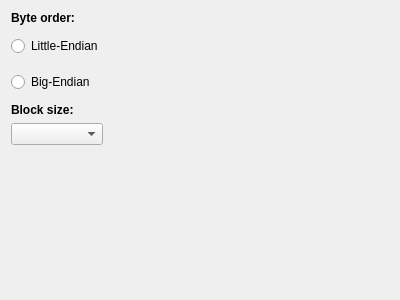
Old version of the form controls/setup/parts/setuptabimage.ui in the repository riuson/lcd-image-converter.
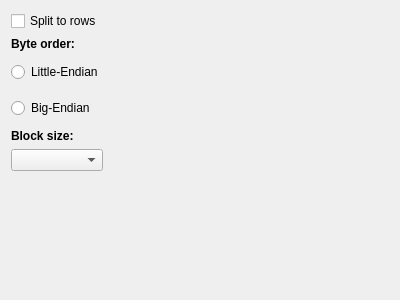
New version of the form.

Patch:
```diff
--- a/controls/setup/parts/setuptabimage.ui
+++ b/controls/setup/parts/setuptabimage.ui
@@ -18,6 +18,13 @@
     <layout class="QHBoxLayout" name="horizontalLayout">
      <item>
       <layout class="QVBoxLayout" name="verticalLayout">
+       <item>
+        <widget class="QCheckBox" name="checkBoxSplitToRows">
+         <property name="text">
+          <string>Split to rows</string>
+         </property>
+        </widget>
+       </item>
        <item>
         <widget class="QLabel" name="label_3">
          <property name="font">
```
